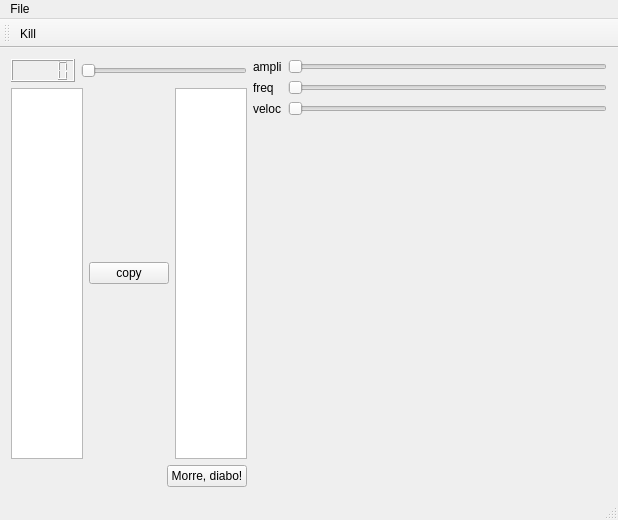
This is qt/hello/mainwindow.ui in agostinhobritojr/dca0201 as Qt 5 draws it before an edit. The edited form follows.
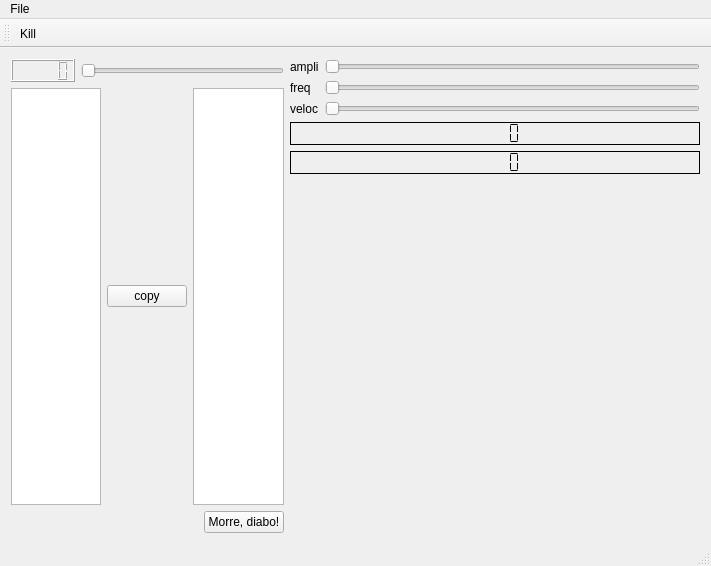
This is the edited form. Icons and pictures are not drawn. Custom widgets are drawn as their Qt base class.

Diff of the .ui file:
```diff
--- a/qt/hello/mainwindow.ui
+++ b/qt/hello/mainwindow.ui
@@ -6,8 +6,8 @@
    <rect>
     <x>0</x>
     <y>0</y>
-    <width>618</width>
-    <height>520</height>
+    <width>711</width>
+    <height>566</height>
    </rect>
   </property>
   <property name="windowTitle">
@@ -85,7 +85,7 @@
      </layout>
     </item>
     <item>
-     <layout class="QVBoxLayout" name="verticalLayout_2" stretch="0,100">
+     <layout class="QVBoxLayout" name="verticalLayout_2" stretch="0,0,0,100">
       <item>
        <layout class="QGridLayout" name="gridLayout">
         <item row="0" column="0">
@@ -132,6 +132,32 @@
         </item>
        </layout>
       </item>
+      <item>
+       <widget class="QLCDNumber" name="lcdNumberX">
+        <property name="frameShape">
+         <enum>QFrame::Box</enum>
+        </property>
+        <property name="frameShadow">
+         <enum>QFrame::Plain</enum>
+        </property>
+        <property name="segmentStyle">
+         <enum>QLCDNumber::Flat</enum>
+        </property>
+       </widget>
+      </item>
+      <item>
+       <widget class="QLCDNumber" name="lcdNumberY">
+        <property name="frameShape">
+         <enum>QFrame::Box</enum>
+        </property>
+        <property name="frameShadow">
+         <enum>QFrame::Plain</enum>
+        </property>
+        <property name="segmentStyle">
+         <enum>QLCDNumber::Flat</enum>
+        </property>
+       </widget>
+      </item>
       <item>
        <widget class="Plotter" name="widgetPlotter" native="true"/>
       </item>
@@ -144,7 +170,7 @@
     <rect>
      <x>0</x>
      <y>0</y>
-     <width>618</width>
+     <width>711</width>
      <height>23</height>
     </rect>
    </property>
```
Left out of the diff: 27 changed lines with no effect on the pictures.
